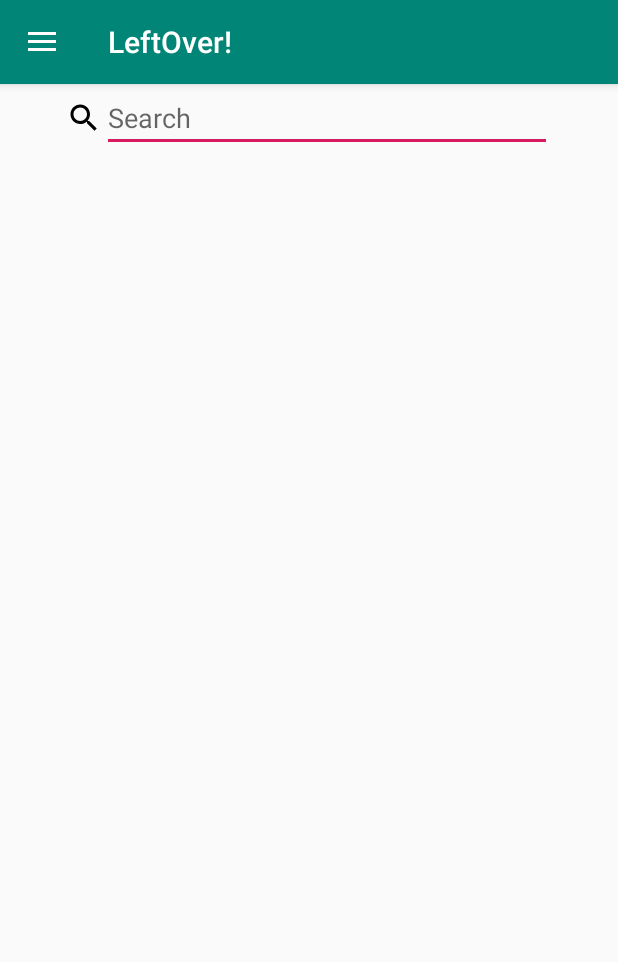
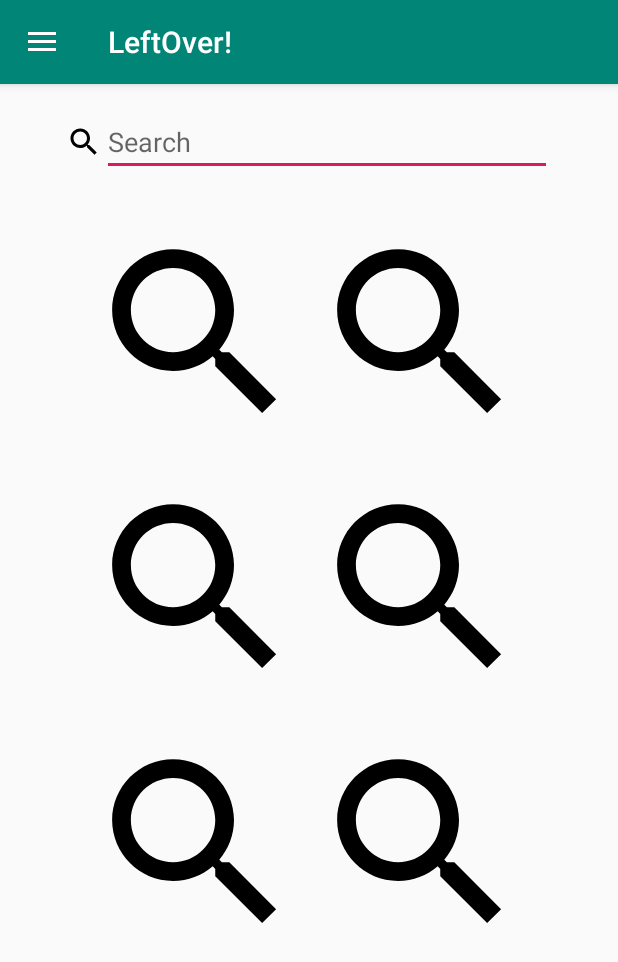
Before and after one commit to JosephMelia96/Leftover_app, an Android app: the HomeFragment screen opened directly, with no data from a screen before it, on a phone screen of 412 x 824 dp. Shown: the top 962 px of the screen. Run offline under Robolectric (Android 15) with nearby library versions, the phone set to English and light mode, and no system bars.

Commit message:
Home category items

```diff
--- a/app/src/main/java/com/example/bcs421_leftoversapp/HomeActivity.java
+++ b/app/src/main/java/com/example/bcs421_leftoversapp/HomeActivity.java
@@ -31,7 +31,6 @@
     private DrawerLayout drawerLayout;
     NavigationView navigationView;
     View headerView;
-
     GoogleSignInClient mGoogleSignInClient;
 
     @Override
@@ -42,6 +41,7 @@
         GoogleSignInOptions gso = new GoogleSignInOptions.Builder(GoogleSignInOptions.DEFAULT_SIGN_IN)
                 .requestEmail()
                 .build();
+
         mGoogleSignInClient = GoogleSignIn.getClient(this, gso);
         GoogleSignInAccount acct = GoogleSignIn.getLastSignedInAccount(this);
         initViews();
@@ -64,6 +64,7 @@
         if (savedInstanceState == null) {
             getSupportFragmentManager().beginTransaction().replace(R.id.fragment_container,
                     new HomeFragment()).commit();
+
             navigationView.setCheckedItem(R.id.nav_home);
         }
     }
--- a/app/src/main/java/com/example/bcs421_leftoversapp/HomeFragment.java
+++ b/app/src/main/java/com/example/bcs421_leftoversapp/HomeFragment.java
@@ -1,5 +1,6 @@
 package com.example.bcs421_leftoversapp;
 
+import android.content.Intent;
 import android.os.Bundle;
 import android.view.LayoutInflater;
 import android.view.View;
--- a/app/src/main/res/layout/fragment_home.xml
+++ b/app/src/main/res/layout/fragment_home.xml
@@ -1,9 +1,11 @@
 <?xml version="1.0" encoding="utf-8"?>
 <RelativeLayout xmlns:android="http://schemas.android.com/apk/res/android"
     android:layout_width="match_parent"
-    android:layout_height="match_parent">
+    android:layout_height="match_parent"
+    android:padding="16dp">
 
     <LinearLayout
+        android:id="@+id/searchLL"
         android:layout_width="match_parent"
         android:layout_height="wrap_content"
         android:gravity="center">
@@ -11,17 +13,78 @@
         <ImageView
             android:layout_width="wrap_content"
             android:layout_height="wrap_content"
-            android:src="@drawable/ic_search"/>
+            android:src="@drawable/ic_search" />
 
         <EditText
             android:id="@+id/search"
             android:layout_width="300dp"
             android:layout_height="wrap_content"
-            android:hint="Search"
-            android:digits="abcdefghijklmnopqrstuvwxyzABCDEFGHIJKLMNOPQRSTUVWXYZ,"/>
+            android:digits="abcdefghijklmnopqrstuvwxyzABCDEFGHIJKLMNOPQRSTUVWXYZ,"
+            android:hint="Search" />
 
 
     </LinearLayout>
 
+    <LinearLayout
+        android:id="@+id/menuLL1"
+        android:layout_width="match_parent"
+        android:layout_height="wrap_content"
+        android:layout_below="@id/searchLL"
+        android:gravity="center">
+
+        <ImageView
+            android:layout_width="150dp"
+            android:layout_height="150dp"
+            android:layout_marginTop="20dp"
+            android:src="@drawable/ic_search"/>
+
+        <ImageView
+            android:layout_width="150dp"
+            android:layout_height="150dp"
+            android:layout_marginTop="20dp"
+            android:src="@drawable/ic_search"/>
+
+    </LinearLayout>
+
+    <LinearLayout
+        android:id="@+id/menuLL2"
+        android:layout_width="match_parent"
+        android:layout_height="wrap_content"
+        android:layout_below="@id/menuLL1"
+        android:gravity="center">
+
+        <ImageView
+            android:layout_width="150dp"
+            android:layout_height="150dp"
+            android:layout_marginTop="20dp"
+            android:src="@drawable/ic_search"/>
+
+        <ImageView
+            android:layout_width="150dp"
+            android:layout_height="150dp"
+            android:layout_marginTop="20dp"
+            android:src="@drawable/ic_search"/>
+
+    </LinearLayout>
+
+    <LinearLayout
+        android:layout_width="match_parent"
+        android:layout_height="wrap_content"
+        android:layout_below="@id/menuLL2"
+        android:gravity="center">
+
+        <ImageView
+            android:layout_width="150dp"
+            android:layout_height="150dp"
+            android:layout_marginTop="20dp"
+            android:src="@drawable/ic_search"/>
+
+        <ImageView
+            android:layout_width="150dp"
+            android:layout_height="150dp"
+            android:layout_marginTop="20dp"
+            android:src="@drawable/ic_search"/>
+
+    </LinearLayout>
 
 </RelativeLayout>
```
